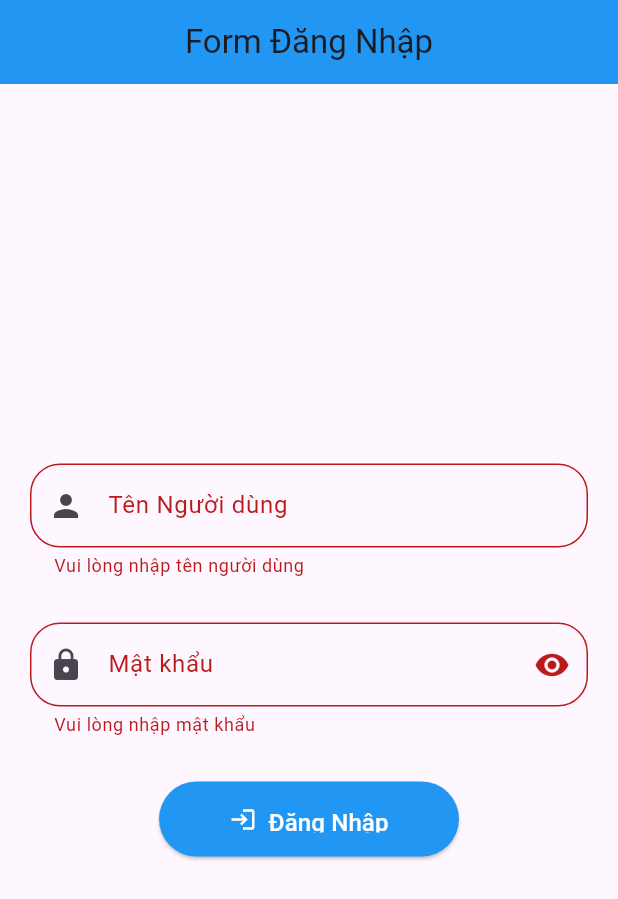
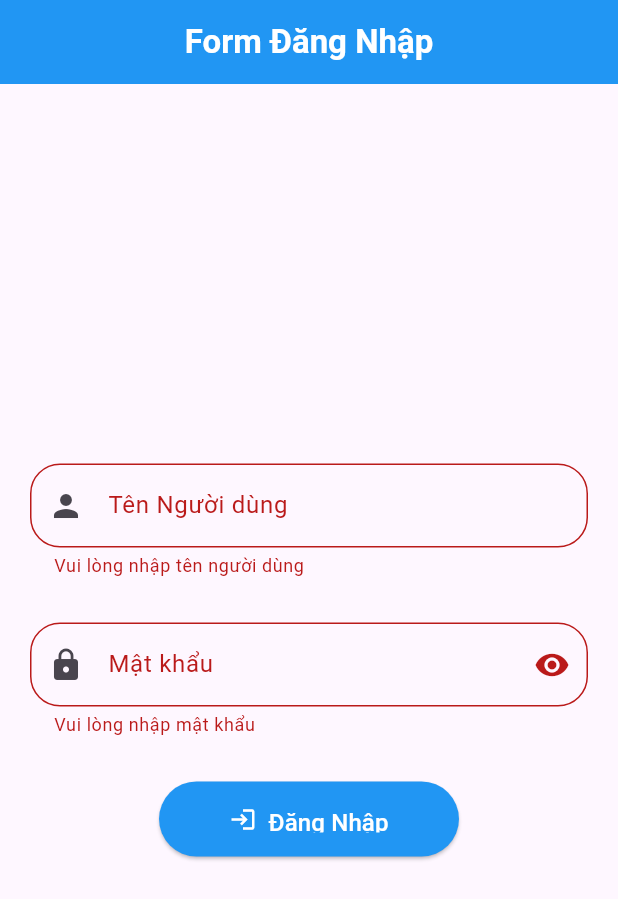
Before and after one commit to Thuong-good-boy/LapTrinhUngDungDiDong-Nhom4, a Flutter app: the BaiTap6 screen opened directly, after a tap on "Đăng Nhập", on a phone screen of 412 x 824 dp. Shown: the top 899 px of the screen. Run offline on Flutter 3.47's test engine with Material 3 defaults, Android fonts, the phone set to English and light mode, and no system bars; our stand-ins replace dio, shared_preferences; missing offline and left inert: learn2110; accounts and stored records are empty; statements that could not run were skipped.

Commit message:
sua tiep

```diff
--- a/lib/BaiTap6.dart
+++ b/lib/BaiTap6.dart
@@ -2,6 +2,7 @@ import 'package:flutter/material.dart';
 import 'package:learn2110/Home.dart';
 import 'package:learn2110/apiUser.dart';
 import 'package:learn2110/model/user.dart';
+
 class BaiTap6 extends StatefulWidget {
   const BaiTap6({super.key});
 
@@ -26,7 +27,7 @@ class _BaiTap6State extends State<BaiTap6> {
 
       User? user = await apiService.login(
         _userController.text,
-          _passController.text
+        _passController.text,
       );
 
       if (!mounted) return;
@@ -41,12 +42,15 @@ class _BaiTap6State extends State<BaiTap6> {
           backgroundColor: Colors.green,
         ));
 
-        Navigator.push(context, MaterialPageRoute(
-            builder: (context) => UserProfileScreen(user: user)
-        ));
+        await Navigator.push(
+          context,
+          MaterialPageRoute(builder: (context) => UserProfileScreen(user: user)),
+        );
 
+        _userController.clear();
+        _passController.clear();
       } else {
-        ScaffoldMessenger.of(context).showSnackBar(SnackBar(
+        ScaffoldMessenger.of(context).showSnackBar(const SnackBar(
           content: Text("Đăng nhập thất bại. Vui lòng kiểm tra lại!"),
           backgroundColor: Colors.red,
         ));
@@ -58,26 +62,30 @@ class _BaiTap6State extends State<BaiTap6> {
   Widget build(BuildContext context) {
     return Scaffold(
       appBar: AppBar(
-        title: Center(child: Text("Form Đăng Nhập")),
+        title: const Center(
+          child: Text(
+            "Form Đăng Nhập",
+            style: TextStyle(fontWeight: FontWeight.bold, color: Colors.white),
+          ),
+        ),
         backgroundColor: Colors.blue,
       ),
       body: Center(
         child: SingleChildScrollView(
           child: Container(
-            padding: EdgeInsets.all(20.0),
+            padding: const EdgeInsets.all(20.0),
             child: Form(
               key: _formKey,
               child: Column(
                 mainAxisAlignment: MainAxisAlignment.center,
                 children: [
-                    // --- USERNAME ---
                   TextFormField(
                     controller: _userController,
                     decoration: InputDecoration(
                       labelText: "Tên Người dùng",
-                          prefixIcon: Icon(Icons.person),
+                      prefixIcon: const Icon(Icons.person),
                       border: OutlineInputBorder(
-                              borderRadius: BorderRadius.circular(20.0)
+                        borderRadius: BorderRadius.circular(20.0),
                       ),
                     ),
                     validator: (value) {
@@ -85,27 +93,28 @@ class _BaiTap6State extends State<BaiTap6> {
                         return "Vui lòng nhập tên người dùng";
                       }
                       return null;
-                        }
+                    },
                   ),
-                    SizedBox(height: 30.0,),
-
-                    // --- PASSWORD ---
+                  const SizedBox(height: 30.0),
                   TextFormField(
                     controller: _passController,
                     obscureText: _obscurePassword,
                     decoration: InputDecoration(
                       labelText: "Mật khẩu",
-                          prefixIcon: Icon(Icons.lock),
+                      prefixIcon: const Icon(Icons.lock),
                       border: OutlineInputBorder(
                         borderRadius: BorderRadius.circular(20.0),
                       ),
-                          suffixIcon: IconButton(icon:
-                          _obscurePassword ? Icon(Icons.visibility) : Icon(Icons.visibility_off),
+                      suffixIcon: IconButton(
+                        icon: _obscurePassword
+                            ? const Icon(Icons.visibility)
+                            : const Icon(Icons.visibility_off),
                         onPressed: () {
                           setState(() {
                             _obscurePassword = !_obscurePassword;
                           });
-                              })
+                        },
+                      ),
                     ),
                     validator: (value) {
                       if (value == null || value.isEmpty) {
@@ -117,35 +126,40 @@ class _BaiTap6State extends State<BaiTap6> {
                       return null;
                     },
                   ),
-                    SizedBox(height: 30.0),
-
-                    Container(
+                  const SizedBox(height: 30.0),
+                  SizedBox(
                     width: 200,
                     height: 50.0,
                     child: ElevatedButton(
                       onPressed: _isLoading ? null : _handleLogin,
                       style: ElevatedButton.styleFrom(
                         backgroundColor: Colors.blue,
-                              padding: EdgeInsets.symmetric(vertical: 16.0),
+                        padding: const EdgeInsets.symmetric(vertical: 16.0),
                         shape: RoundedRectangleBorder(
                           borderRadius: BorderRadius.circular(30.0),
-                              )
+                        ),
                       ),
                       child: _isLoading
-                              ? CircularProgressIndicator(color: Colors.white)
-                              : Row(
+                          ? const CircularProgressIndicator(color: Colors.white)
+                          : const Row(
                         mainAxisAlignment: MainAxisAlignment.center,
                         children: [
-                              Icon(Icons.login, color: Colors.white,),
-                              SizedBox(width: 8.0,),
-                              Text("Đăng Nhập", style: TextStyle(
-                                  color: Colors.white, fontSize: 16),),
+                          Icon(Icons.login, color: Colors.white),
+                          SizedBox(width: 8.0),
+                          Text(
+                            "Đăng Nhập",
+                            style: TextStyle(
+                              color: Colors.white,
+                              fontSize: 16,
+                            ),
+                          ),
                         ],
-                          )
+                      ),
                     ),
                   )
                 ],
-                )),
+              ),
+            ),
           ),
         ),
       ),
```
Also changed, not shown: lib/BaiTap2.dart (+75 -29 lines), lib/BaiTap3.dart (+45 -16 lines), lib/Home.dart (+6 -14 lines). Lines whose indentation alone changed are shown as unchanged.
